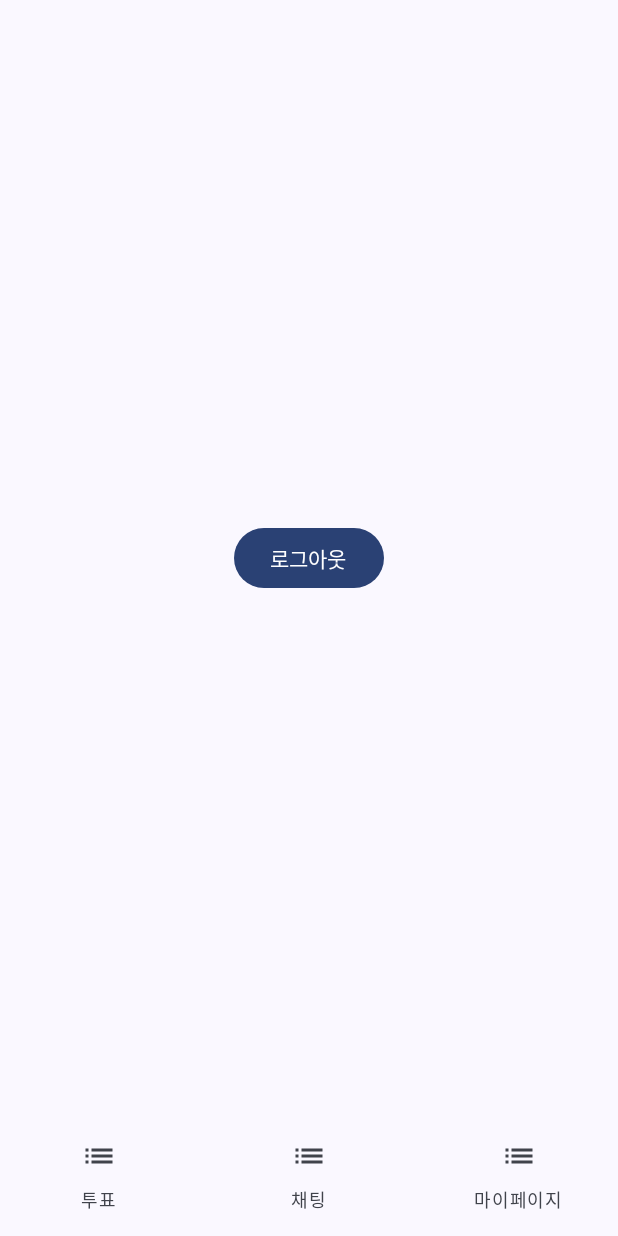
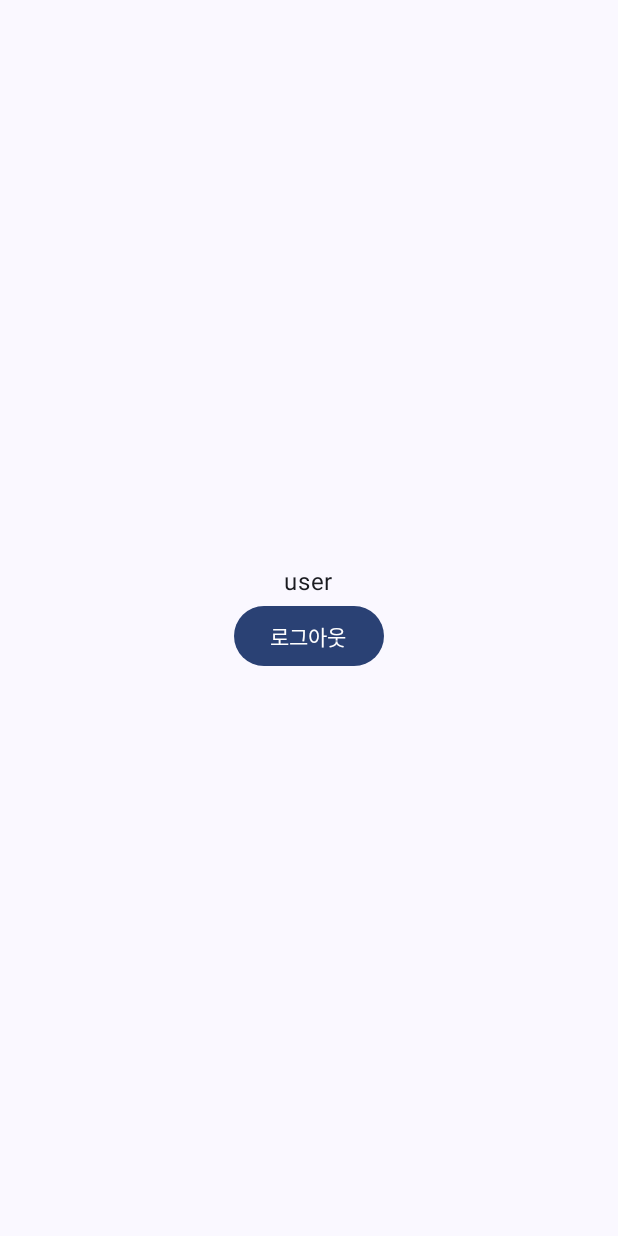
Before and after one commit to Sangyoon98/autoever-sw-school-android, an Android app built with Jetpack Compose: the VoteListScreen screen opened through its navigation route, after a tap on "마이페이지", on a phone screen of 412 x 824 dp. Run offline under Robolectric (Android 15) with nearby library versions, the phone set to English and light mode, and no system bars; our stand-ins replace Firebase (no records; nobody signed in at launch, a user with empty details on screens opened directly).

Commit message:
2025-08-13

```diff
--- a/Clazzi/app/build.gradle.kts
+++ b/Clazzi/app/build.gradle.kts
@@ -72,6 +72,7 @@ dependencies {
     implementation(libs.retrofit)
     implementation(libs.converter.gson)
 
+    implementation(libs.androidx.material.icons.core)
     implementation(libs.androidx.material)
     implementation(libs.androidx.material.icons.extended)
     implementation(libs.androidx.lifecycle.viewmodel.ktx)
--- a/Clazzi/app/src/main/java/com/example/clazzi/MainActivity.kt
+++ b/Clazzi/app/src/main/java/com/example/clazzi/MainActivity.kt
@@ -7,6 +7,8 @@ import androidx.activity.enableEdgeToEdge
 import androidx.compose.foundation.layout.padding
 import androidx.compose.material.icons.Icons
 import androidx.compose.material.icons.automirrored.filled.List
+import androidx.compose.material.icons.filled.ChatBubble
+import androidx.compose.material.icons.filled.Person
 import androidx.compose.material3.Icon
 import androidx.compose.material3.MaterialTheme
 import androidx.compose.material3.NavigationBar
@@ -15,6 +17,7 @@ import androidx.compose.material3.NavigationBarItemDefaults
 import androidx.compose.material3.Scaffold
 import androidx.compose.material3.Text
 import androidx.compose.runtime.Composable
+import androidx.compose.runtime.LaunchedEffect
 import androidx.compose.ui.Modifier
 import androidx.compose.ui.graphics.vector.ImageVector
 import androidx.compose.ui.platform.LocalContext
@@ -38,6 +41,7 @@ import com.example.clazzi.viewmodel.VoteListViewModelFactory
 import com.example.clazzi.viewmodel.VoteViewModel
 import com.example.clazzi.viewmodel.VoteViewModelFactory
 import com.google.firebase.auth.FirebaseAuth
+import com.google.firebase.firestore.FirebaseFirestore
 
 class MainActivity : ComponentActivity() {
     override fun onCreate(savedInstanceState: Bundle?) {
@@ -58,7 +62,18 @@ class MainActivity : ComponentActivity() {
                     factory = VoteViewModelFactory(repo)
                 )
 
-                val isLoggedIn = FirebaseAuth.getInstance().currentUser != null
+                val auth = FirebaseAuth.getInstance()
+                val isLoggedIn = auth.currentUser != null
+
+                // 사용자 등록 (앱 시작 시 닉네임 저장)
+                LaunchedEffect(auth.currentUser) {
+                    auth.currentUser?.let { user ->
+                        val nickname = user.uid.take(4)
+                        FirebaseFirestore.getInstance().collection("users")
+                            .document(user.uid)
+                            .set(mapOf("nickname" to nickname))
+                    }
+                }
 
                 NavHost(
                     navController = navController,
@@ -113,6 +128,9 @@ class MainActivity : ComponentActivity() {
                             viewModel = voteListViewModel
                         )
                     }
+                    composable("MyPage") {
+                        MyPageScreen(navController = navController)
+                    }
                 }
             }
         }
@@ -121,14 +139,14 @@ class MainActivity : ComponentActivity() {
 
 sealed class BottomNavigationIem(val route: String, val icon: ImageVector, val label: String) {
     object VoteList : BottomNavigationIem("voteList", Icons.AutoMirrored.Filled.List, "투표")
-    object Chat : BottomNavigationIem("chat", Icons.AutoMirrored.Filled.List, "채팅")
-    object MyPage : BottomNavigationIem("myPage", Icons.AutoMirrored.Filled.List, "마이페이지")
+    object Chat : BottomNavigationIem("chat", Icons.Filled.ChatBubble, "채팅")
+    object MyPage : BottomNavigationIem("myPage", Icons.Default.Person, "마이페이지")
 }
 
 @Composable
 fun MainScreen(
     voteListViewModel: VoteListViewModel,
-    rootNavController: NavHostController
+    parentNavController: NavHostController
 ) {
     val navController = rememberNavController()
 
@@ -145,9 +163,10 @@ fun MainScreen(
             composable(BottomNavigationIem.VoteList.route) {
                 VoteListScreen(
                     navController = navController,
+                    parentNavController = parentNavController,
                     viewModel = voteListViewModel,
                     onVoteClicked = { voteId ->
-                        rootNavController.navigate("vote/$voteId")
+                        parentNavController.navigate("vote/$voteId")
                     }
                 )
             }
@@ -155,7 +174,7 @@ fun MainScreen(
                 ChatScreen()
             }
             composable(BottomNavigationIem.MyPage.route) {
-                MyPageScreen(navController = navController)
+                MyPageScreen(navController = parentNavController)
             }
         }
     }
--- a/Clazzi/app/src/main/java/com/example/clazzi/ui/screens/MyPageScreen.kt
+++ b/Clazzi/app/src/main/java/com/example/clazzi/ui/screens/MyPageScreen.kt
@@ -29,6 +29,9 @@ fun MyPageScreen(
             horizontalAlignment = Alignment.CenterHorizontally,
             verticalArrangement = Arrangement.Center
         ) {
+            val uid = FirebaseAuth.getInstance().currentUser?.uid ?: "닉네임 없음"
+
+            Text(uid.take(4))
             Button(
                 onClick = {
                     auth.signOut()
--- a/Clazzi/app/src/main/java/com/example/clazzi/ui/screens/VoteListScreen.kt
+++ b/Clazzi/app/src/main/java/com/example/clazzi/ui/screens/VoteListScreen.kt
@@ -4,6 +4,7 @@ import androidx.compose.foundation.background
 import androidx.compose.foundation.clickable
 import androidx.compose.foundation.layout.Arrangement
 import androidx.compose.foundation.layout.Column
+import androidx.compose.foundation.layout.PaddingValues
 import androidx.compose.foundation.layout.Row
 import androidx.compose.foundation.layout.Spacer
 import androidx.compose.foundation.layout.fillMaxWidth
@@ -37,6 +38,7 @@ import androidx.compose.ui.tooling.preview.Preview
 import androidx.compose.ui.unit.dp
 import androidx.lifecycle.viewmodel.compose.viewModel
 import androidx.navigation.NavController
+import androidx.navigation.NavHostController
 import com.example.clazzi.R
 import com.example.clazzi.model.Vote
 import com.example.clazzi.ui.theme.ClazziTheme
@@ -48,6 +50,7 @@ import com.google.firebase.auth.FirebaseAuth
 @Composable
 fun VoteListScreen(
     navController: NavController,
+    parentNavController: NavHostController,
     viewModel: VoteListViewModel,
     onVoteClicked: (String) -> Unit
 ) {
@@ -60,7 +63,7 @@ fun VoteListScreen(
                 actions = {
                     IconButton(
                         onClick = {
-                            navController.navigate("myPage")
+                            parentNavController.navigate("myPage")
                         }
                     ) {
                         Icon(
@@ -81,9 +84,9 @@ fun VoteListScreen(
     ) { innerPadding ->
         LazyColumn(
             modifier = Modifier
-                .padding(innerPadding)
-                .padding(16.dp),
+                .padding(innerPadding),
             verticalArrangement = Arrangement.spacedBy(16.dp),
+            contentPadding = PaddingValues(16.dp)
         ) {
             items(voteList) { vote ->
                 VoteItem(vote) {
@@ -142,6 +145,7 @@ fun VoteListScreenPreview() {
     ClazziTheme {
         VoteListScreen(
             navController = NavController(context = LocalContext.current),
+            parentNavController = NavHostController(context = LocalContext.current),
             viewModel = viewModel(),
             onVoteClicked = {}
         )
--- a/Clazzi/gradle/libs.versions.toml
+++ b/Clazzi/gradle/libs.versions.toml
@@ -13,6 +13,7 @@ lifecycleRuntimeKtx = "2.9.2"
 activityCompose = "1.10.1"
 composeBom = "2024.09.00"
 material = "1.8.3"
+materialIconsCore = "1.7.8"
 navigationCompose = "2.9.3"
 retrofit = "3.0.0"
 
@@ -20,6 +21,7 @@ retrofit = "3.0.0"
 androidx-core-ktx = { group = "androidx.core", name = "core-ktx", version.ref = "coreKtx" }
 androidx-lifecycle-viewmodel-ktx = { module = "androidx.lifecycle:lifecycle-viewmodel-ktx", version.ref = "lifecycleRuntimeKtx" }
 androidx-material = { module = "androidx.compose.material:material", version.ref = "material" }
+androidx-material-icons-core = { module = "androidx.compose.material:material-icons-core", version.ref = "materialIconsCore" }
 androidx-material-icons-extended = { module = "androidx.compose.material:material-icons-extended" }
 androidx-navigation-compose = { module = "androidx.navigation:navigation-compose", version.ref = "navigationCompose" }
 coil-compose = { module = "io.coil-kt:coil-compose", version.ref = "coilCompose" }
```
